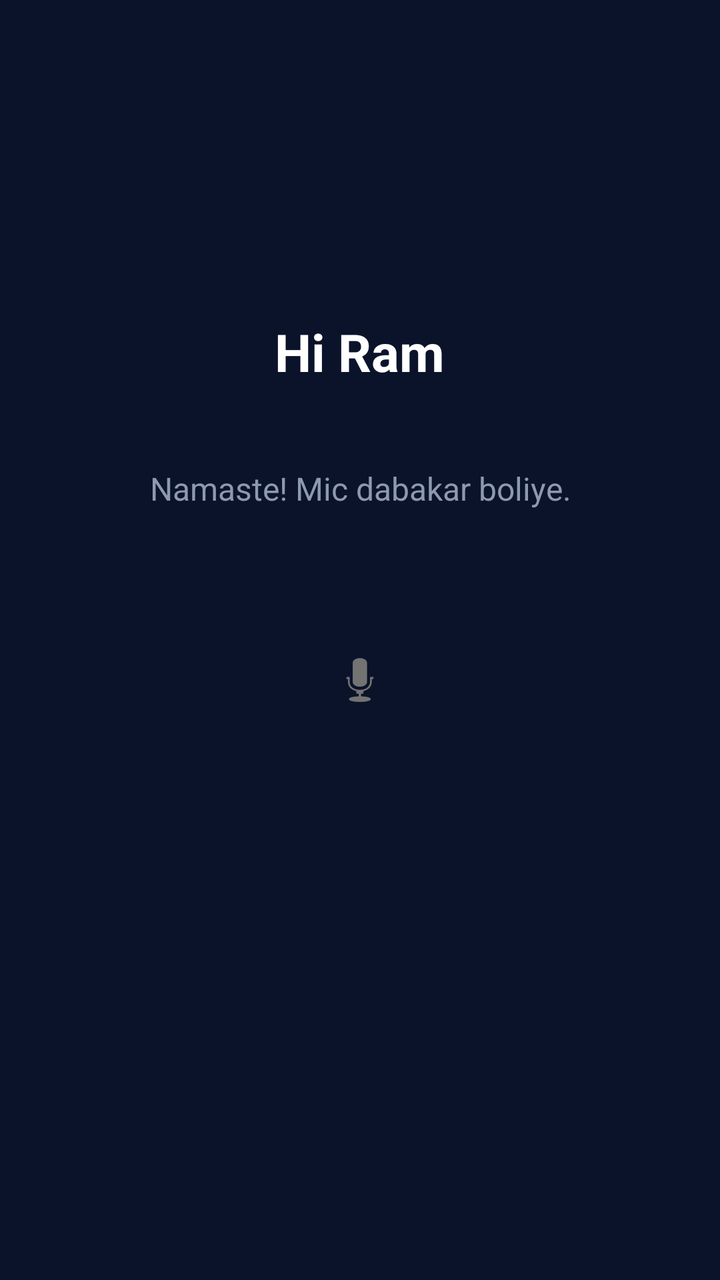
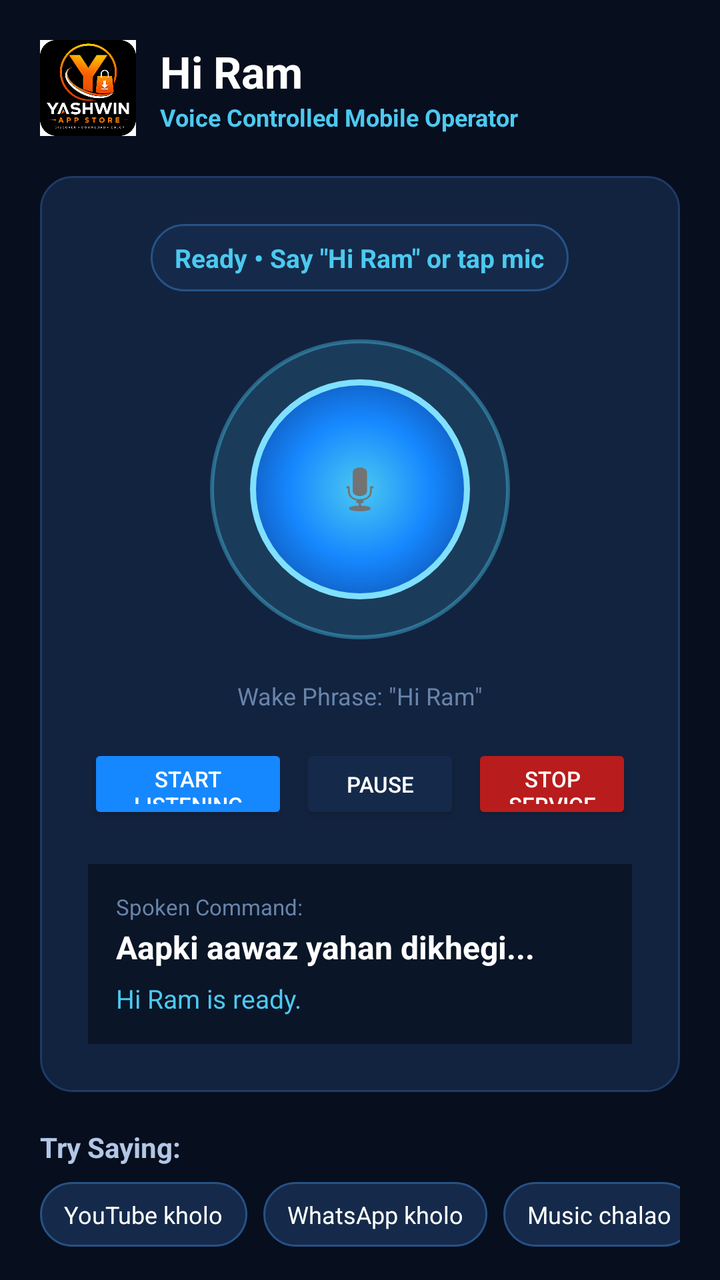

Compare the two renders of this Android layout. The source of the first and the diff that turns it into the second are given below.
<!-- AndroidManifest.xml: application theme Theme.HiRam -->
<!-- res/layout/activity_main.xml -->
<LinearLayout xmlns:android="http://schemas.android.com/apk/res/android"
    android:layout_width="match_parent"
    android:layout_height="match_parent"
    android:orientation="vertical"
    android:gravity="center"
    android:padding="24dp"
    android:background="#0B132B">

    <TextView
        android:layout_width="wrap_content"
        android:layout_height="wrap_content"
        android:text="@string/app_name"
        android:textColor="#FFFFFF"
        android:textSize="26sp"
        android:textStyle="bold"
        android:layout_marginBottom="40dp" />

    <TextView
        android:id="@+id/txtStatus"
        android:layout_width="wrap_content"
        android:layout_height="wrap_content"
        android:text="@string/status_ready"
        android:textColor="#8D99AE"
        android:textSize="16sp"
        android:gravity="center"
        android:layout_marginBottom="30dp" />

    <ImageButton
        android:id="@+id/btnMic"
        android:layout_width="110dp"
        android:layout_height="110dp"
        android:background="@android:color/transparent"
        android:src="@android:drawable/ic_btn_speak_now"
        android:contentDescription="@string/mic_description"
        android:scaleType="centerInside"
        android:layout_marginBottom="30dp" />

    <TextView
        android:id="@+id/txtResult"
        android:layout_width="match_parent"
        android:layout_height="wrap_content"
        android:textColor="#4CC9F0"
        android:textSize="18sp"
        android:gravity="center"
        android:padding="16dp" />

</LinearLayout>
<!-- resources referenced by this layout -->
<resources>
  <string name="app_name">Hi Ram</string>
  <string name="mic_description">Voice command microphone</string>
  <string name="status_ready">Namaste! Mic dabakar boliye.</string>
  <style name="Theme.HiRam" parent="Theme.AppCompat.DayNight.NoActionBar">
          <item name="colorPrimary">#0B132B</item>
          <item name="colorPrimaryDark">#0B132B</item>
          <item name="colorAccent">#4CC9F0</item>
          <item name="android:statusBarColor">#0B132B</item>
          <item name="android:navigationBarColor">#0B132B</item>
          <item name="android:windowLightStatusBar">false</item>
      </style>
</resources>

<!-- the commit's change to res/layout/activity_main.xml (unified diff, before → after) -->
@@ -1,47 +1,476 @@
-<LinearLayout xmlns:android="http://schemas.android.com/apk/res/android"
+<?xml version="1.0" encoding="utf-8"?>
+<androidx.core.widget.NestedScrollView xmlns:android="http://schemas.android.com/apk/res/android"
+    xmlns:app="http://schemas.android.com/apk/res-auto"
     android:layout_width="match_parent"
     android:layout_height="match_parent"
-    android:orientation="vertical"
-    android:gravity="center"
-    android:padding="24dp"
-    android:background="#0B132B">
-
-    <TextView
-        android:layout_width="wrap_content"
-        android:layout_height="wrap_content"
-        android:text="@string/app_name"
-        android:textColor="#FFFFFF"
-        android:textSize="26sp"
-        android:textStyle="bold"
-        android:layout_marginBottom="40dp" />
-
-    <TextView
-        android:id="@+id/txtStatus"
-        android:layout_width="wrap_content"
-        android:layout_height="wrap_content"
-        android:text="@string/status_ready"
-        android:textColor="#8D99AE"
-        android:textSize="16sp"
-        android:gravity="center"
-        android:layout_marginBottom="30dp" />
-
-    <ImageButton
-        android:id="@+id/btnMic"
-        android:layout_width="110dp"
-        android:layout_height="110dp"
-        android:background="@android:color/transparent"
-        android:src="@android:drawable/ic_btn_speak_now"
-        android:contentDescription="@string/mic_description"
-        android:scaleType="centerInside"
-        android:layout_marginBottom="30dp" />
-
-    <TextView
-        android:id="@+id/txtResult"
+    android:background="@color/hiram_bg_dark"
+    android:fillViewport="true">
+
+    <LinearLayout
         android:layout_width="match_parent"
         android:layout_height="wrap_content"
-        android:textColor="#4CC9F0"
-        android:textSize="18sp"
-        android:gravity="center"
-        android:padding="16dp" />
-
-</LinearLayout>
+        android:orientation="vertical"
+        android:padding="20dp">
+
+        
+        <LinearLayout
+            android:layout_width="match_parent"
+            android:layout_height="wrap_content"
+            android:orientation="horizontal"
+            android:gravity="center_vertical"
+            android:layout_marginBottom="20dp">
+
+            <ImageView
+                android:id="@+id/imgRobotIcon"
+                android:layout_width="48dp"
+                android:layout_height="48dp"
+                android:src="@drawable/ic_hiram_robot"
+                android:contentDescription="@string/app_name"
+                android:layout_marginEnd="12dp" />
+
+            <LinearLayout
+                android:layout_width="0dp"
+                android:layout_height="wrap_content"
+                android:layout_weight="1"
+                android:orientation="vertical">
+
+                <TextView
+                    android:layout_width="wrap_content"
+                    android:layout_height="wrap_content"
+                    android:text="@string/app_name"
+                    android:textColor="@color/hiram_white"
+                    android:textSize="22sp"
+                    android:textStyle="bold" />
+
+                <TextView
+                    android:layout_width="wrap_content"
+                    android:layout_height="wrap_content"
+                    android:text="@string/app_subtitle"
+                    android:textColor="@color/hiram_cyan"
+                    android:textSize="12sp"
+                    android:textStyle="bold" />
+            </LinearLayout>
+
+            
+            <Spinner
+                android:id="@+id/spinnerLanguage"
+                android:layout_width="wrap_content"
+                android:layout_height="38dp"
+                android:background="@drawable/bg_chip"
+                android:dropDownWidth="200dp"
+                android:popupBackground="@color/hiram_card_dark"
+                android:paddingStart="8dp"
+                android:paddingEnd="8dp" />
+        </LinearLayout>
+
+        
+        <LinearLayout
+            android:layout_width="match_parent"
+            android:layout_height="wrap_content"
+            android:orientation="vertical"
+            android:gravity="center"
+            android:background="@drawable/bg_card_dark"
+            android:padding="24dp"
+            android:layout_marginBottom="18dp">
+
+            
+            <TextView
+                android:id="@+id/txtStatus"
+                android:layout_width="wrap_content"
+                android:layout_height="wrap_content"
+                android:text="@string/status_ready"
+                android:textColor="@color/hiram_cyan"
+                android:textSize="13sp"
+                android:textStyle="bold"
+                android:background="@drawable/bg_chip"
+                android:gravity="center"
+                android:layout_marginBottom="24dp" />
+
+            
+            <FrameLayout
+                android:layout_width="150dp"
+                android:layout_height="150dp"
+                android:layout_marginBottom="20dp">
+
+                
+                <View
+                    android:id="@+id/viewMicRing"
+                    android:layout_width="150dp"
+                    android:layout_height="150dp"
+                    android:background="@drawable/bg_mic_glow_ring" />
+
+                
+                <ImageButton
+                    android:id="@+id/btnMic"
+                    android:layout_width="110dp"
+                    android:layout_height="110dp"
+                    android:layout_gravity="center"
+                    android:background="@drawable/bg_mic_button"
+                    android:src="@android:drawable/ic_btn_speak_now"
+                    android:contentDescription="@string/mic_description"
+                    android:scaleType="centerInside"
+                    app:tint="@color/hiram_white" />
+            </FrameLayout>
+
+            <TextView
+                android:layout_width="wrap_content"
+                android:layout_height="wrap_content"
+                android:text="Wake Phrase: &quot;Hi Ram&quot;"
+                android:textColor="@color/hiram_text_muted"
+                android:textSize="12sp"
+                android:layout_marginBottom="16dp" />
+
+            
+            <LinearLayout
+                android:layout_width="match_parent"
+                android:layout_height="wrap_content"
+                android:orientation="horizontal"
+                android:gravity="center"
+                android:layout_marginBottom="14dp">
+
+                <Button
+                    android:id="@+id/btnStartService"
+                    android:layout_width="0dp"
+                    android:layout_height="40dp"
+                    android:layout_weight="1"
+                    android:text="@string/btn_start_listening"
+                    android:textColor="@color/hiram_white"
+                    android:textSize="11sp"
+                    android:backgroundTint="@color/hiram_blue_accent"
+                    android:layout_marginEnd="6dp" />
+
+                <Button
+                    android:id="@+id/btnPauseService"
+                    android:layout_width="0dp"
+                    android:layout_height="40dp"
+                    android:layout_weight="0.8"
+                    android:text="@string/btn_pause_listening"
+                    android:textColor="@color/hiram_white"
+                    android:textSize="11sp"
+                    android:backgroundTint="@color/hiram_chip_bg"
+                    android:layout_marginEnd="6dp" />
+
+                <Button
+                    android:id="@+id/btnStopService"
+                    android:layout_width="0dp"
+                    android:layout_height="40dp"
+                    android:layout_weight="0.8"
+                    android:text="@string/btn_stop_listening"
+                    android:textColor="@color/hiram_white"
+                    android:textSize="11sp"
+                    android:backgroundTint="#B91C1C" />
+            </LinearLayout>
+
+            
+            <LinearLayout
+                android:layout_width="match_parent"
+                android:layout_height="wrap_content"
+                android:orientation="vertical"
+                android:background="#0A1527"
+                android:padding="14dp"
+                android:layout_marginTop="6dp">
+
+                <TextView
+                    android:layout_width="wrap_content"
+                    android:layout_height="wrap_content"
+                    android:text="Spoken Command:"
+                    android:textColor="@color/hiram_text_muted"
+                    android:textSize="11sp" />
+
+                <TextView
+                    android:id="@+id/txtResult"
+                    android:layout_width="match_parent"
+                    android:layout_height="wrap_content"
+                    android:text="Aapki aawaz yahan dikhegi..."
+                    android:textColor="@color/hiram_white"
+                    android:textSize="16sp"
+                    android:textStyle="bold"
+                    android:layout_marginTop="2dp"
+                    android:layout_marginBottom="6dp" />
+
+                <TextView
+                    android:id="@+id/txtFeedback"
+                    android:layout_width="match_parent"
+                    android:layout_height="wrap_content"
+                    android:text="Hi Ram is ready."
+                    android:textColor="@color/hiram_cyan"
+                    android:textSize="13sp" />
+            </LinearLayout>
+        </LinearLayout>
+
+        
+        <TextView
+            android:layout_width="wrap_content"
+            android:layout_height="wrap_content"
+            android:text="Try Saying:"
+            android:textColor="@color/hiram_text_secondary"
+            android:textSize="14sp"
+            android:textStyle="bold"
+            android:layout_marginBottom="8dp" />
+
+        <HorizontalScrollView
+            android:layout_width="match_parent"
+            android:layout_height="wrap_content"
+            android:scrollbars="none"
+            android:layout_marginBottom="20dp">
+
+            <LinearLayout
+                android:layout_width="wrap_content"
+                android:layout_height="wrap_content"
+                android:orientation="horizontal">
+
+                <TextView
+                    android:id="@+id/chipYoutube"
+                    android:layout_width="wrap_content"
+                    android:layout_height="wrap_content"
+                    android:text="@string/chip_youtube"
+                    android:textColor="@color/hiram_white"
+                    android:textSize="12sp"
+                    android:background="@drawable/bg_chip"
+                    android:layout_marginEnd="8dp" />
+
+                <TextView
+                    android:id="@+id/chipWhatsapp"
+                    android:layout_width="wrap_content"
+                    android:layout_height="wrap_content"
+                    android:text="@string/chip_whatsapp"
+                    android:textColor="@color/hiram_white"
+                    android:textSize="12sp"
+                    android:background="@drawable/bg_chip"
+                    android:layout_marginEnd="8dp" />
+
+                <TextView
+                    android:id="@+id/chipMusic"
+                    android:layout_width="wrap_content"
+                    android:layout_height="wrap_content"
+                    android:text="@string/chip_music"
+                    android:textColor="@color/hiram_white"
+                    android:textSize="12sp"
+                    android:background="@drawable/bg_chip"
+                    android:layout_marginEnd="8dp" />
+
+                <TextView
+                    android:id="@+id/chipBattery"
+                    android:layout_width="wrap_content"
+                    android:layout_height="wrap_content"
+                    android:text="@string/chip_battery"
+                    android:textColor="@color/hiram_white"
+                    android:textSize="12sp"
+                    android:background="@drawable/bg_chip"
+                    android:layout_marginEnd="8dp" />
+
+                <TextView
+                    android:id="@+id/chipTorch"
+                    android:layout_width="wrap_content"
+                    android:layout_height="wrap_content"
+                    android:text="@string/chip_torch_on"
+                    android:textColor="@color/hiram_white"
+                    android:textSize="12sp"
+                    android:background="@drawable/bg_chip"
+                    android:layout_marginEnd="8dp" />
+
+                <TextView
+                    android:id="@+id/chipHome"
+                    android:layout_width="wrap_content"
+                    android:layout_height="wrap_content"
+                    android:text="@string/chip_home"
+                    android:textColor="@color/hiram_white"
+                    android:textSize="12sp"
+                    android:background="@drawable/bg_chip"
+                    android:layout_marginEnd="8dp" />
+
+                <TextView
+                    android:id="@+id/chipVolume"
+                    android:layout_width="wrap_content"
+                    android:layout_height="wrap_content"
+                    android:text="@string/chip_volume_up"
+                    android:textColor="@color/hiram_white"
+                    android:textSize="12sp"
+                    android:background="@drawable/bg_chip" />
+            </LinearLayout>
+        </HorizontalScrollView>
+
+        
+        <LinearLayout
+            android:layout_width="match_parent"
+            android:layout_height="wrap_content"
+            android:orientation="vertical"
+            android:background="@drawable/bg_card_dark"
+            android:padding="16dp"
+            android:layout_marginBottom="18dp">
+
+            <LinearLayout
+                android:layout_width="match_parent"
+                android:layout_height="wrap_content"
+                android:orientation="horizontal"
+                android:gravity="center_vertical"
+                android:layout_marginBottom="6dp">
+
+                <TextView
+                    android:layout_width="0dp"
+                    android:layout_height="wrap_content"
+                    android:layout_weight="1"
+                    android:text="@string/accessibility_title"
+                    android:textColor="@color/hiram_white"
+                    android:textSize="15sp"
+                    android:textStyle="bold" />
+
+                <TextView
+                    android:id="@+id/txtAccessibilityBadge"
+                    android:layout_width="wrap_content"
+                    android:layout_height="wrap_content"
+                    android:text="INACTIVE"
+                    android:textColor="@color/hiram_amber"
+                    android:textSize="11sp"
+                    android:textStyle="bold"
+                    android:paddingStart="8dp"
+                    android:paddingEnd="8dp"
+                    android:paddingTop="3dp"
+                    android:paddingBottom="3dp"
+                    android:background="@drawable/bg_chip" />
+            </LinearLayout>
+
+            <TextView
+                android:layout_width="match_parent"
+                android:layout_height="wrap_content"
+                android:text="@string/accessibility_why_needed"
+                android:textColor="@color/hiram_text_secondary"
+                android:textSize="12sp"
+                android:layout_marginBottom="12dp" />
+
+            <Button
+                android:id="@+id/btnOpenAccessibility"
+                android:layout_width="match_parent"
+                android:layout_height="42dp"
+                android:text="@string/accessibility_enable_btn"
+                android:textColor="@color/hiram_white"
+                android:textSize="12sp"
+                android:backgroundTint="@color/hiram_card_stroke" />
+        </LinearLayout>
+
+        
+        <LinearLayout
+            android:layout_width="match_parent"
+            android:layout_height="wrap_content"
+            android:orientation="vertical"
+            android:background="@drawable/bg_card_dark"
+            android:padding="16dp"
+            android:layout_marginBottom="18dp">
+
+            <TextView
+                android:layout_width="wrap_content"
+                android:layout_height="wrap_content"
+                android:text="Permissions Status"
+                android:textColor="@color/hiram_white"
+                android:textSize="15sp"
+                android:textStyle="bold"
+                android:layout_marginBottom="10dp" />
+
+            <LinearLayout
+                android:layout_width="match_parent"
+                android:layout_height="wrap_content"
+                android:orientation="horizontal"
+                android:gravity="center_vertical"
+                android:layout_marginBottom="6dp">
+                <TextView
+                    android:id="@+id/iconPermAudio"
+                    android:layout_width="20dp"
+                    android:layout_height="wrap_content"
+                    android:text="✓"
+                    android:textColor="@color/hiram_green"
+                    android:textStyle="bold" />
+                <TextView
+                    android:layout_width="0dp"
+                    android:layout_height="wrap_content"
+                    android:layout_weight="1"
+                    android:text="Microphone (Audio)"
+                    android:textColor="@color/hiram_text_primary"
+                    android:textSize="13sp" />
+                <Button
+                    android:id="@+id/btnGrantAudio"
+                    android:layout_width="wrap_content"
+                    android:layout_height="36dp"
+                    android:text="Grant"
+                    android:textSize="11sp"
+                    android:visibility="gone"
+                    android:backgroundTint="@color/hiram_blue_accent" />
+            </LinearLayout>
+
+            <LinearLayout
+                android:layout_width="match_parent"
+                android:layout_height="wrap_content"
+                android:orientation="horizontal"
+                android:gravity="center_vertical"
+                android:layout_marginBottom="6dp">
+                <TextView
+                    android:id="@+id/iconPermContacts"
+                    android:layout_width="20dp"
+                    android:layout_height="wrap_content"
+                    android:text="✓"
+                    android:textColor="@color/hiram_green"
+                    android:textStyle="bold" />
+                <TextView
+                    android:layout_width="0dp"
+                    android:layout_height="wrap_content"
+                    android:layout_weight="1"
+                    android:text="Contacts"
+                    android:textColor="@color/hiram_text_primary"
+                    android:textSize="13sp" />
+                <Button
+                    android:id="@+id/btnGrantContacts"
+                    android:layout_width="wrap_content"
+                    android:layout_height="36dp"
+                    android:text="Grant"
+                    android:textSize="11sp"
+                    android:visibility="gone"
+                    android:backgroundTint="@color/hiram_blue_accent" />
+            </LinearLayout>
+
+            <LinearLayout
+                android:layout_width="match_parent"
+                android:layout_height="wrap_content"
+                android:orientation="horizontal"
+                android:gravity="center_vertical">
+                <TextView
+                    android:id="@+id/iconPermCamera"
+                    android:layout_width="20dp"
+                    android:layout_height="wrap_content"
+                    android:text="✓"
+                    android:textColor="@color/hiram_green"
+                    android:textStyle="bold" />
+                <TextView
+                    android:layout_width="0dp"
+                    android:layout_height="wrap_content"
+                    android:layout_weight="1"
+                    android:text="Camera &amp; Flashlight"
+                    android:textColor="@color/hiram_text_primary"
+                    android:textSize="13sp" />
+                <Button
+                    android:id="@+id/btnGrantCamera"
+                    android:layout_width="wrap_content"
+                    android:layout_height="36dp"
+                    android:text="Grant"
+                    android:textSize="11sp"
+                    android:visibility="gone"
+                    android:backgroundTint="@color/hiram_blue_accent" />
+            </LinearLayout>
+        </LinearLayout>
+
+        
+        <TextView
+            android:layout_width="wrap_content"
+            android:layout_height="wrap_content"
+            android:text="Recent Commands"
+            android:textColor="@color/hiram_white"
+            android:textSize="16sp"
+            android:textStyle="bold"
+            android:layout_marginBottom="10dp" />
+
+        <androidx.recyclerview.widget.RecyclerView
+            android:id="@+id/recyclerHistory"
+            android:layout_width="match_parent"
+            android:layout_height="wrap_content"
+            android:nestedScrollingEnabled="false" />
+
+    </LinearLayout>
+</androidx.core.widget.NestedScrollView>
<!-- resource entries referenced after the edit -->
@@ -1,8 +1,83 @@
 <!-- resources referenced by this layout -->
 <resources>
+  <color name="hiram_amber">#F59E0B</color>
+  <color name="hiram_bg_dark">#070E1E</color>
+  <color name="hiram_blue_accent">#1688FF</color>
+  <color name="hiram_card_dark">#12233F</color>
+  <color name="hiram_card_stroke">#1F3A66</color>
+  <color name="hiram_chip_bg">#152A4A</color>
+  <color name="hiram_cyan">#4CC9F0</color>
+  <color name="hiram_green">#10B981</color>
+  <color name="hiram_text_muted">#6884AB</color>
+  <color name="hiram_text_primary">#F8FAFC</color>
+  <color name="hiram_text_secondary">#B2C7E5</color>
+  <color name="hiram_white">#FFFFFF</color>
+  <!-- drawable bg_card_dark (drawable) -->
+  <?xml version="1.0" encoding="utf-8"?>
+  <shape xmlns:android="http://schemas.android.com/apk/res/android"
+      android:shape="rectangle">
+      <solid android:color="@color/hiram_card_dark" />
+      <corners android:radius="16dp" />
+      <stroke
+          android:width="1dp"
+          android:color="@color/hiram_card_stroke" />
+  </shape>
+  <!-- drawable bg_chip (drawable) -->
+  <?xml version="1.0" encoding="utf-8"?>
+  <shape xmlns:android="http://schemas.android.com/apk/res/android"
+      android:shape="rectangle">
+      <solid android:color="@color/hiram_chip_bg" />
+      <corners android:radius="20dp" />
+      <stroke
+          android:width="1dp"
+          android:color="#265287" />
+      <padding
+          android:left="12dp"
+          android:top="8dp"
+          android:right="12dp"
+          android:bottom="8dp" />
+  </shape>
+  <!-- drawable bg_mic_button (drawable) -->
+  <?xml version="1.0" encoding="utf-8"?>
+  <shape xmlns:android="http://schemas.android.com/apk/res/android"
+      android:shape="oval">
+      <gradient
+          android:type="radial"
+          android:gradientRadius="70dp"
+          android:startColor="#4CC9F0"
+          android:centerColor="#1688FF"
+          android:endColor="#0D47A1" />
+      <stroke
+          android:width="3dp"
+          android:color="#80E0FF" />
+  </shape>
+  <!-- drawable bg_mic_glow_ring (drawable) -->
+  <?xml version="1.0" encoding="utf-8"?>
+  <shape xmlns:android="http://schemas.android.com/apk/res/android"
+      android:shape="oval">
+      <solid android:color="#264CC9F0" />
+      <stroke
+          android:width="2dp"
+          android:color="#664CC9F0" />
+  </shape>
+  <!-- drawable ic_hiram_robot: png bitmap (drawable, 220942 bytes) -->
+  <string name="accessibility_enable_btn">Open Accessibility Settings</string>
+  <string name="accessibility_title">Android Accessibility Service</string>
+  <string name="accessibility_why_needed">Accessibility permission is needed to navigate Home, Back, open Notifications, and tap screen elements upon your voice command. Hi Ram never collects passwords or monitors your private information.</string>
   <string name="app_name">Hi Ram</string>
-  <string name="mic_description">Voice command microphone</string>
-  <string name="status_ready">Namaste! Mic dabakar boliye.</string>
+  <string name="app_subtitle">Voice Controlled Mobile Operator</string>
+  <string name="btn_pause_listening">Pause</string>
+  <string name="btn_start_listening">Start Listening</string>
+  <string name="btn_stop_listening">Stop Service</string>
+  <string name="chip_battery">Battery kitni hai?</string>
+  <string name="chip_home">Home screen par jao</string>
+  <string name="chip_music">Music chalao</string>
+  <string name="chip_torch_on">Flashlight on karo</string>
+  <string name="chip_volume_up">Volume badhao</string>
+  <string name="chip_whatsapp">WhatsApp kholo</string>
+  <string name="chip_youtube">YouTube kholo</string>
+  <string name="mic_description">Hi Ram voice microphone</string>
+  <string name="status_ready">Ready • Say \"Hi Ram\" or tap mic</string>
   <style name="Theme.HiRam" parent="Theme.AppCompat.DayNight.NoActionBar">
           <item name="colorPrimary">#0B132B</item>
           <item name="colorPrimaryDark">#0B132B</item>
